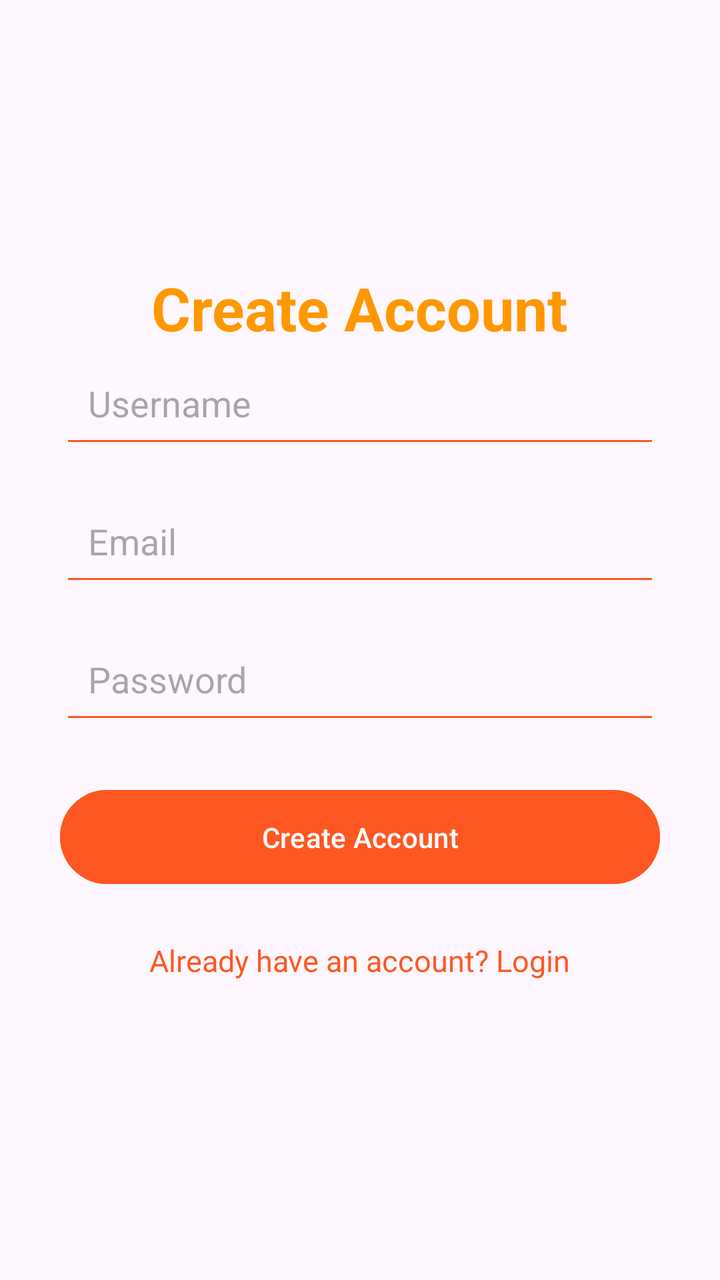
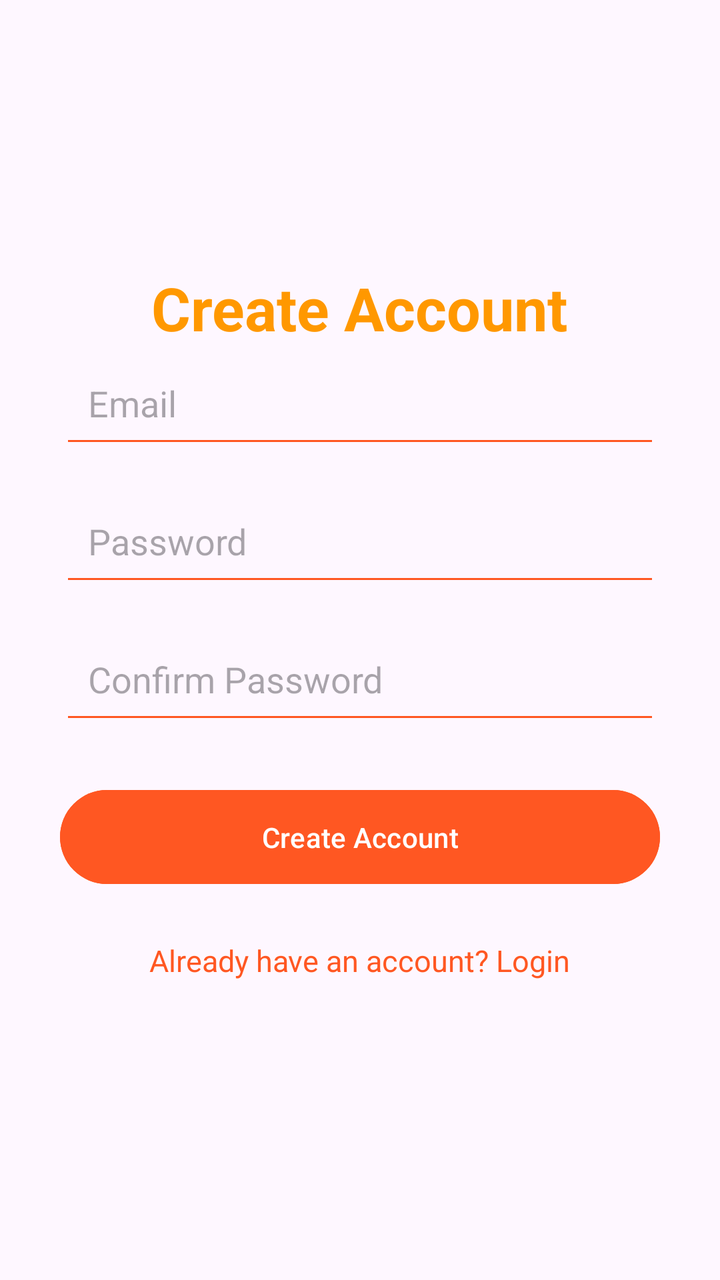

Compare the two renders of this Android layout. The source of the first and the diff that turns it into the second are given below.
<!-- AndroidManifest.xml: application theme Theme.MiniProjectNoteBook -->
<!-- res/layout/fragment_register.xml -->
<?xml version="1.0" encoding="utf-8"?>
<LinearLayout xmlns:android="http://schemas.android.com/apk/res/android"
    xmlns:tools="http://schemas.android.com/tools"
    android:layout_width="match_parent"
    android:layout_height="match_parent"
    android:orientation="vertical"
    android:gravity="center"
    android:padding="30dp"

    tools:context=".ui.login.LoginFragment">

    <TextView
        android:layout_width="wrap_content"
        android:layout_height="wrap_content"
        android:textSize="30sp"
        android:textStyle="bold"
        android:textColor="#FF9800"
        android:text="Create Account"/>

    <EditText
        android:id="@+id/etUsername"
        android:layout_width="match_parent"
        android:layout_height="55dp"
        android:hint="Username"
        android:inputType="text"
        android:padding="14dp"
        android:backgroundTint="#FF5722" />

    <EditText
        android:id="@+id/etEmail"
        android:layout_width="match_parent"
        android:layout_height="55dp"
        android:hint="Email"
        android:inputType="textEmailAddress"
        android:padding="14dp"
        android:layout_marginTop="14dp"
        android:backgroundTint="#FF5722" />

    <EditText
        android:id="@+id/etPassword"
        android:layout_width="match_parent"
        android:layout_height="55dp"
        android:hint="Password"
        android:inputType="textPassword"
        android:padding="14dp"
        android:layout_marginTop="14dp"
        android:backgroundTint="#FF5722" />

    <Button
        android:id="@+id/btnRegister"
        android:layout_width="match_parent"
        android:layout_height="55dp"
        android:text="Create Account"
        android:textAllCaps="false"
        android:layout_marginTop="24dp"
        android:backgroundTint="#FF5722" />

    <TextView
        android:id="@+id/tvLogin"
        android:layout_width="wrap_content"
        android:layout_height="wrap_content"
        android:text="Already have an account? Login"
        android:textSize="15sp"
        android:textColor="#FF5722"
        android:padding="16dp"
        android:layout_marginTop="8dp" />


</LinearLayout>
<!-- resources referenced by this layout -->
<resources>
  <style name="Theme.MiniProjectNoteBook" parent="Base.Theme.MiniProjectNoteBook" />
  <style name="Base.Theme.MiniProjectNoteBook" parent="Theme.Material3.DayNight.NoActionBar">
          
          
      </style>
</resources>

<!-- the commit's change to res/layout/fragment_register.xml (unified diff, before → after) -->
@@ -18,22 +18,12 @@
         android:text="Create Account"/>
 
     <EditText
-        android:id="@+id/etUsername"
-        android:layout_width="match_parent"
-        android:layout_height="55dp"
-        android:hint="Username"
-        android:inputType="text"
-        android:padding="14dp"
-        android:backgroundTint="#FF5722" />
-
-    <EditText
         android:id="@+id/etEmail"
         android:layout_width="match_parent"
         android:layout_height="55dp"
         android:hint="Email"
-        android:inputType="textEmailAddress"
+        android:inputType="text"
         android:padding="14dp"
-        android:layout_marginTop="14dp"
         android:backgroundTint="#FF5722" />
 
     <EditText
@@ -41,6 +31,16 @@
         android:layout_width="match_parent"
         android:layout_height="55dp"
         android:hint="Password"
+        android:inputType="textPassword"
+        android:padding="14dp"
+        android:layout_marginTop="14dp"
+        android:backgroundTint="#FF5722" />
+
+    <EditText
+        android:id="@+id/etConfirmPassword"
+        android:layout_width="match_parent"
+        android:layout_height="55dp"
+        android:hint="Confirm Password"
         android:inputType="textPassword"
         android:padding="14dp"
         android:layout_marginTop="14dp"
